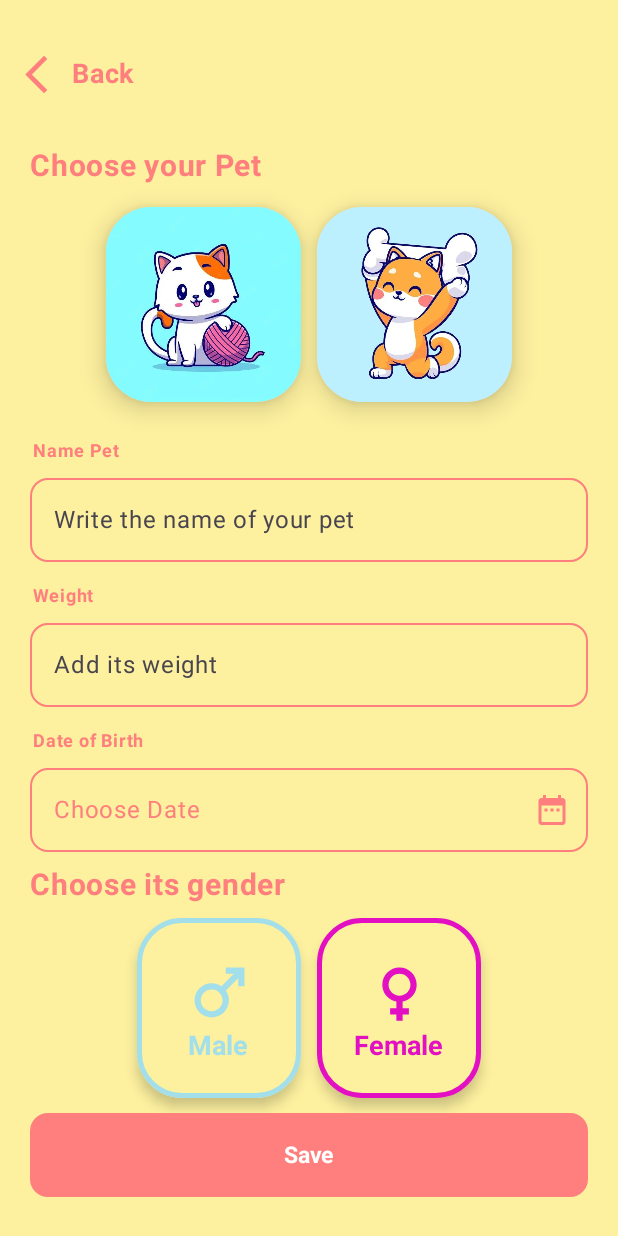
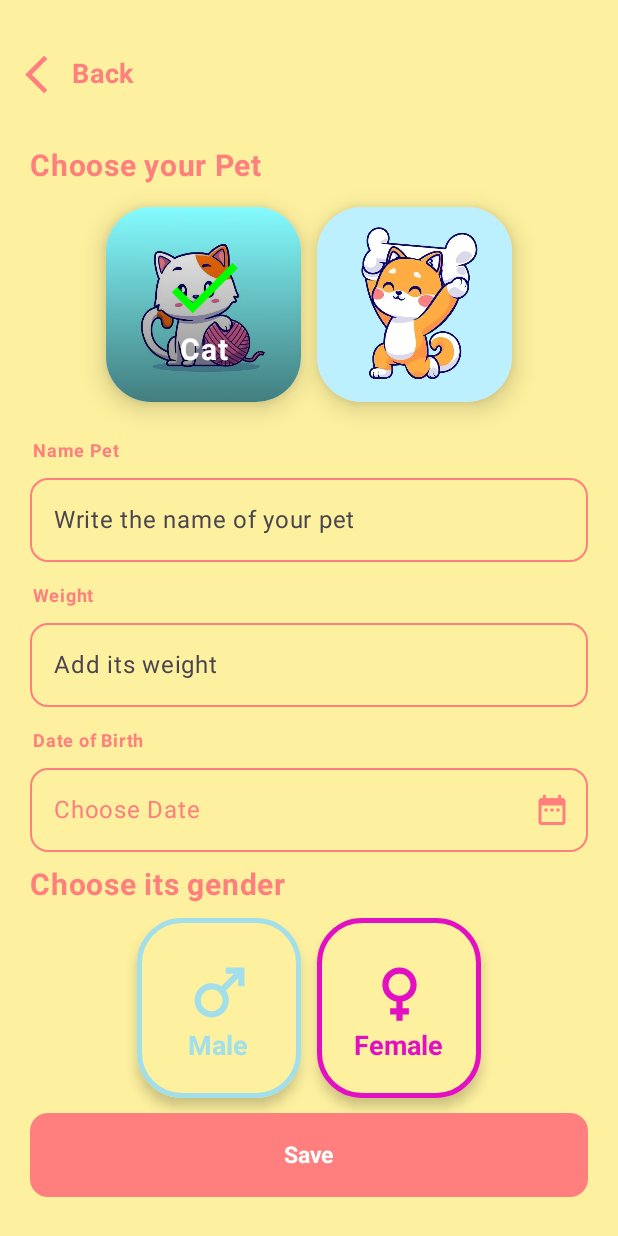
Before and after one commit to lany033/PetGuardian, an Android app built with Jetpack Compose: the AddNewPetScreen screen opened through its navigation route, after a tap on "choose", on a phone screen of 412 x 824 dp. Run offline under Robolectric (Android 15) with nearby library versions, the phone set to English and light mode, and no system bars; our stand-ins replace Firebase (no records; nobody signed in at launch, a user with empty details on screens opened directly), accompanist.

Commit message:
fixing bottom choose pet or cat

```diff
--- a/app/build.gradle.kts
+++ b/app/build.gradle.kts
@@ -5,6 +5,11 @@ plugins {
 }
 
 android {
+    signingConfigs {
+        create("release") {
+            storeFile = file("C:\\Users\\lany0\\petguardiankey\\pet-keystore.jks")
+        }
+    }
     namespace = "com.lab.petguardian"
     compileSdk = 34
 
@@ -28,7 +33,9 @@ android {
                 getDefaultProguardFile("proguard-android-optimize.txt"),
                 "proguard-rules.pro"
             )
+            signingConfig = signingConfigs.getByName("release")
         }
+
     }
     compileOptions {
         sourceCompatibility = JavaVersion.VERSION_1_8
@@ -90,6 +97,4 @@ dependencies {
 
     implementation ("com.google.android.gms:play-services-auth:20.6.0")
 
-
-
 }
--- a/app/src/main/java/com/lab/petguardian/ui/screens/AddNewPetScreen.kt
+++ b/app/src/main/java/com/lab/petguardian/ui/screens/AddNewPetScreen.kt
@@ -13,6 +13,7 @@ import androidx.compose.foundation.layout.Arrangement
 import androidx.compose.foundation.layout.Box
 import androidx.compose.foundation.layout.Column
 import androidx.compose.foundation.layout.Row
+import androidx.compose.foundation.layout.fillMaxSize
 import androidx.compose.foundation.layout.fillMaxWidth
 import androidx.compose.foundation.layout.height
 import androidx.compose.foundation.layout.offset
@@ -22,6 +23,7 @@ import androidx.compose.foundation.lazy.LazyColumn
 import androidx.compose.foundation.shape.RoundedCornerShape
 import androidx.compose.foundation.text.KeyboardOptions
 import androidx.compose.material.icons.Icons
+import androidx.compose.material.icons.filled.Check
 import androidx.compose.material.icons.filled.DateRange
 import androidx.compose.material.icons.filled.Female
 import androidx.compose.material.icons.filled.Male
@@ -48,6 +50,7 @@ import androidx.compose.runtime.setValue
 import androidx.compose.ui.Alignment
 import androidx.compose.ui.Modifier
 import androidx.compose.ui.draw.shadow
+import androidx.compose.ui.graphics.Brush
 import androidx.compose.ui.graphics.Color
 import androidx.compose.ui.layout.ContentScale
 import androidx.compose.ui.res.painterResource
@@ -77,8 +80,11 @@ import java.text.SimpleDateFormat
 @OptIn(ExperimentalMaterial3Api::class)
 @Composable
 fun AddNewPetScreen() {
-    val namePet by remember { mutableStateOf("") }
-    val weight by remember { mutableStateOf("") }
+    var namePet by remember { mutableStateOf("") }
+    var weight by remember { mutableStateOf("") }
+    var showCheckCat by remember { mutableStateOf(false) }
+    var showCheckDog by remember { mutableStateOf(false) }
+
     Scaffold(topBar = {
         CommonBackButton(onClickBackButton = {})
     }) { padding ->
@@ -96,22 +102,38 @@ fun AddNewPetScreen() {
                     horizontalArrangement = Arrangement.Center,
                     verticalAlignment = Alignment.CenterVertically
                 ) {
-                    CommonCardImageChoosePet(painter = R.mipmap.cat_choose)
-                    CommonCardImageChoosePet(painter = R.mipmap.dog_choose)
+                    CommonCardImageChoosePet(
+                        painter = R.mipmap.cat_choose,
+                        showCheck = showCheckCat,
+                        pet = "Cat",
+                        onShowCheck = {
+                            showCheckCat = !showCheckCat
+                            showCheckDog = false
+                        }
+                    )
+                    CommonCardImageChoosePet(
+                        painter = R.mipmap.dog_choose,
+                        showCheck = showCheckDog,
+                        pet = "Dog",
+                        onShowCheck = {
+                            showCheckDog = !showCheckDog
+                            showCheckCat = false
+                        }
+                    )
                 }
                 CommonTextFieldWithTextAbove(
                     modifier = Modifier.padding(vertical = 5.dp),
                     textAbove = "Name Pet",
                     placeholderText = "Write the name of your pet",
                     value = namePet,
-                    onValueChange = { }
+                    onValueChange = { namePet = it }
                 )
                 CommonTextFieldWithTextAbove(
                     modifier = Modifier.padding(vertical = 5.dp),
                     textAbove = "Weight",
                     placeholderText = "Add its weight",
                     value = weight,
-                    onValueChange = { }
+                    onValueChange = { weight = it }
                 )
                 Text(
                     modifier = Modifier.padding(start = 2.dp, bottom = 6.dp, top = 5.dp),
@@ -156,7 +178,13 @@ fun AddNewPetScreen() {
 }
 
 @Composable
-fun CommonCardImageChoosePet(@DrawableRes painter: Int, modifier: Modifier? = null) {
+fun CommonCardImageChoosePet(
+    @DrawableRes painter: Int,
+    modifier: Modifier? = null,
+    pet: String,
+    showCheck: Boolean,
+    onShowCheck: (Boolean) -> Unit
+) {
     Card(
         modifier = modifier ?: Modifier
             .padding(5.dp)
@@ -164,12 +192,42 @@ fun CommonCardImageChoosePet(@DrawableRes painter: Int, modifier: Modifier? = nu
         elevation = CardDefaults.cardElevation(10.dp),
         shape = RoundedCornerShape(30.dp),
     ) {
+        Box(modifier = Modifier.fillMaxSize()) {
             Image(
-            modifier = Modifier.clickable(onClickLabel = "Cat") {},
+                modifier = Modifier.clickable(onClickLabel = "Cat") { onShowCheck(showCheck) },
                 painter = painterResource(id = painter),
                 contentDescription = "choose",
                 contentScale = ContentScale.Crop
             )
+            if (showCheck) {
+                Box(
+                    modifier = Modifier
+                        .matchParentSize()
+                        .background(
+                            Brush.verticalGradient(
+                                colors = listOf(Color.Transparent, Color.Black.copy(alpha = 0.5f))
+                            )
+                        )
+                ) {
+                    Column(
+                        modifier = Modifier.align(Alignment.Center),
+                        horizontalAlignment = Alignment.CenterHorizontally
+                    ) {
+                        Icon(
+                            modifier = Modifier.size(60.dp),
+                            imageVector = Icons.Default.Check,
+                            contentDescription = "check",
+                            tint = Color.Green
+                        )
+                        Text(
+                            text = pet,
+                            fontSize = 20.sp,
+                            fontWeight = FontWeight.Bold,
+                            color = Color.White)
+                    }
+                }
+            }
+        }
     }
 }
 
--- a/build.gradle.kts
+++ b/build.gradle.kts
@@ -4,3 +4,4 @@ plugins {
     alias(libs.plugins.jetbrains.kotlin.android) apply false
     id("com.google.gms.google-services") version "4.4.2" apply false
 }
+val myValue by extra("hellsing24")
```
Lines whose indentation alone changed are shown as unchanged.
